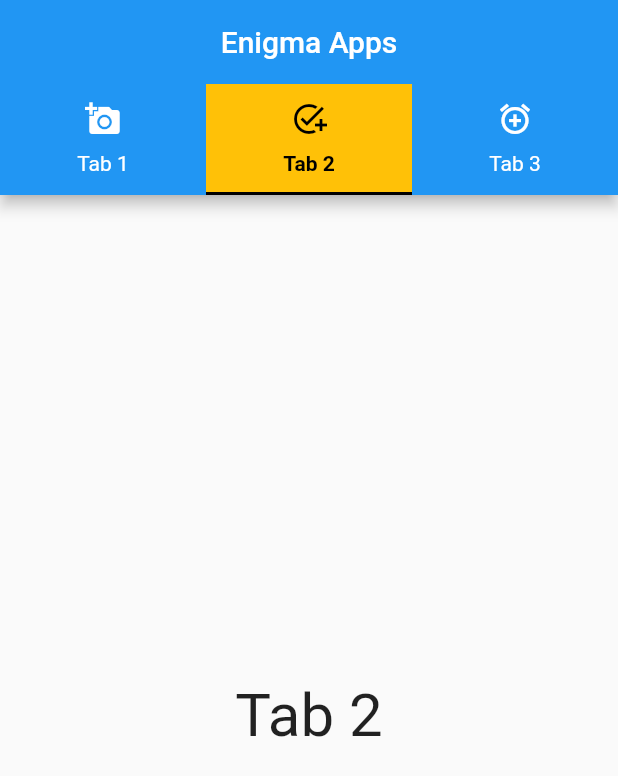
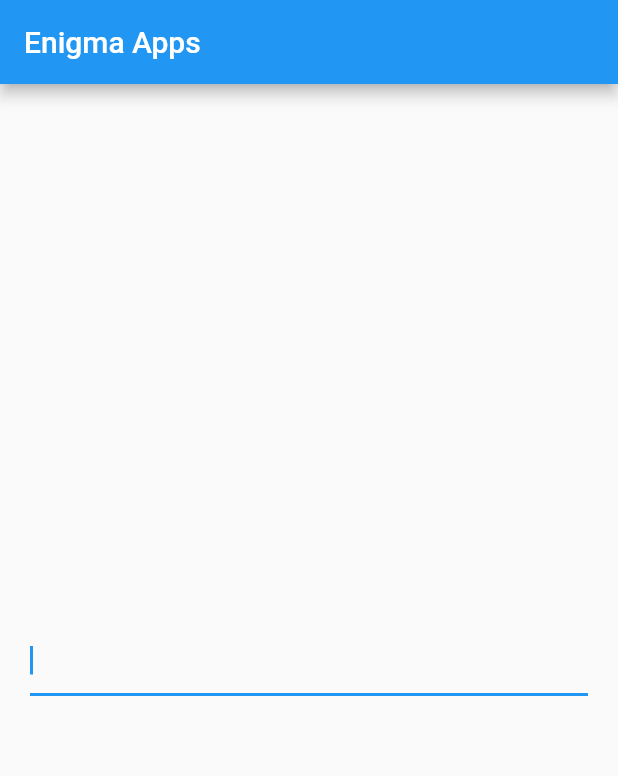
Before and after one commit to jutionck/beginning-flutter-course, a Flutter app: the screen it shows after launch, on a phone screen of 412 x 824 dp. Shown: the top 776 px of the screen. Run offline on Flutter 3.47's test engine with Material 2 defaults, Android fonts, the phone set to English and light mode, and no system bars.

Commit message:
Praktik penggunaan TextField Widget #1

```diff
--- a/lib/main.dart
+++ b/lib/main.dart
@@ -5,75 +5,29 @@ import 'package:flutter/material.dart';
 void main() => runApp(MyApp());
 
 class MyApp extends StatelessWidget {
-
-  // DefaultTabController myController = DefaultTabController(length: 3, child: null);
-  final List<Tab> myTab = [
-    Tab(text: "Tab 1", icon: Icon(Icons.add_a_photo)),
-    Tab(text: "Tab 2", icon: Icon(Icons.add_task)),
-    Tab(text: "Tab 3",icon: Icon(Icons.add_alarm)),
-  ];
+  const MyApp({Key? key}) : super(key: key);
 
   @override
   Widget build(BuildContext context) {
     return MaterialApp(
-      home: DefaultTabController( // ada dua argument: length dan child
-        initialIndex: 1, // memberikan initial tab yang aktif ketika aplikasi di jalankan
-        length: myTab.length,
-        child: Scaffold(
+      home: Scaffold(
         appBar: AppBar(
           title: Text("Enigma Apps"),
-          centerTitle: true,
-          bottom:  TabBar(
-            // indicatorColor: Colors.black, // memberikan warna active tab
-            tabs: myTab,
-            indicator: BoxDecoration( // modifikasi tab
-              color: Colors.amber,
-              border: Border(
-                bottom: BorderSide(
-                  color: Colors.black,
-                  width: 2
-                )
-              )
-            ),
-            labelColor: Colors.black, // memberikan warna label yang aktif
-            unselectedLabelColor: Colors.white, // memberikan warna label yang tidak arktif
-            labelStyle: TextStyle( // memberikan style pada label yang aktif
-              fontWeight: FontWeight.bold
-            ),
-            unselectedLabelStyle: TextStyle( // memberikan style pada label yang tidak aktif
-              fontWeight: FontWeight.normal
+        ),
+        body: Center(
+          child: Padding(
+            padding: const EdgeInsets.all(20),
+            child: TextField(
+              autocorrect: true, // auto correct word dalam bahasa inggris
+              autofocus: true,
+              enableInteractiveSelection: true, // untuk copy paste
+              enabled: true,
+              // obscureText: false, // hidden word ketika mengetik e.g password
+              // obscuringCharacter: "#", // memberikan custom hidden
+              keyboardType: TextInputType.phone, // type input
             ),
           ),
         ),
-          body: TabBarView( // untuk mengatur tab view sesuai dengan tab diatas yang aktif
-            children: [
-              Center(
-                child: Text(
-                  "Tab 1",
-                  style: TextStyle(
-                    fontSize: 40
-                  ),
-                ),
-              ),
-              Center(
-                child: Text(
-                  "Tab 2",
-                  style: TextStyle(
-                      fontSize: 40
-                  ),
-                ),
-              ),
-              Center(
-                child: Text(
-                  "Tab 3",
-                  style: TextStyle(
-                      fontSize: 40
-                  ),
-                ),
-              )
-            ],
-          ),
-      ),
       ),
     );
   }
```
